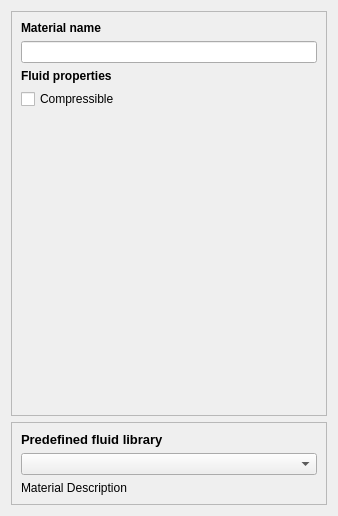
Before: the Qt Designer form Gui/TaskPanelCfdFluidProperties.ui in jaheyns/CfdOF, drawn with Qt 5.
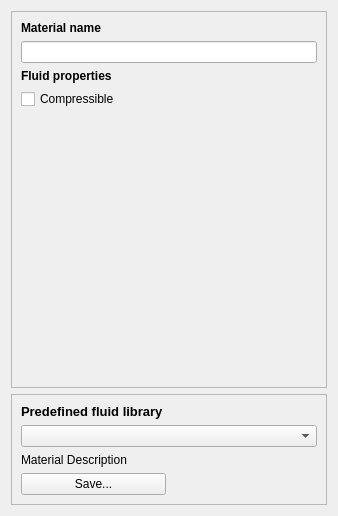
After: the same form once the commit is applied.

Commit message: Fix missing Save button; accept no filename entered; add default suffix

Patch:
```diff
--- a/Gui/TaskPanelCfdFluidProperties.ui
+++ b/Gui/TaskPanelCfdFluidProperties.ui
@@ -114,6 +114,13 @@
       <item row="2" column="0" colspan="2">
        <widget class="QComboBox" name="PredefinedMaterialLibraryComboBox"/>
       </item>
+      <item row="4" column="0">
+       <widget class="QPushButton" name="saveButton">
+        <property name="text">
+         <string>Save...</string>
+        </property>
+       </widget>
+      </item>
      </layout>
     </widget>
    </item>
```
Left out of the diff: 20 changed lines with no effect on the pictures. The commit also changes 3 other files.
